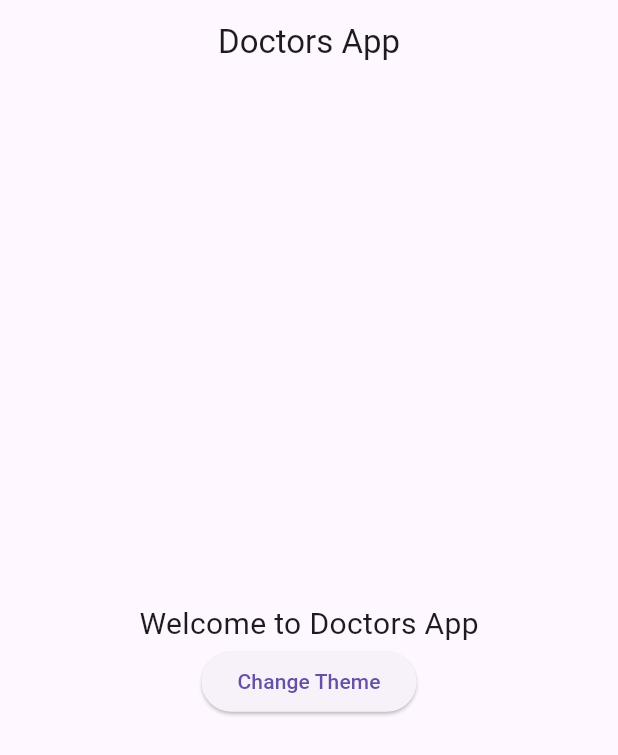
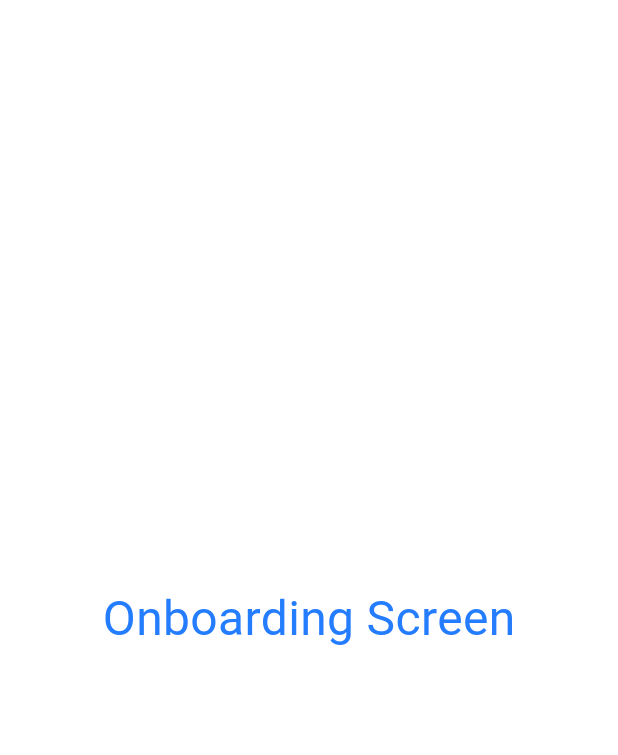
Before and after one commit to AhmedMaged1722/docdoc-app, a Flutter app: the screen it shows after launch, on a phone screen of 412 x 824 dp. Shown: the top 755 px of the screen. Run offline on Flutter 3.47's test engine with Material 3 defaults, Android fonts, the phone set to English and light mode, and no system bars; our stand-ins replace flutter_screenutil.

Commit message:
routes and onboarding screen

```diff
--- a/lib/Screens/home_page.dart
+++ /dev/null
@@ -1,46 +0,0 @@
-import 'package:flutter/material.dart';
-
-class HomePage extends StatelessWidget {
-  const HomePage({super.key});
-
-  @override
-  Widget build(BuildContext context) {
-    bool themeChange = false;
-    return Scaffold(
-      appBar: AppBar(
-        title: const Text('Doctors App'),
-        centerTitle: true,
-      ),
-      body: Center(
-        child: Column(
-          mainAxisAlignment: MainAxisAlignment.center,
-          children: <Widget>[
-            const Text(
-              'Welcome to Doctors App',
-              style: TextStyle(fontSize: 20),
-            ),
-            ElevatedButton(
-              onPressed: () {
-                themeChange = !themeChange;
-                if (themeChange) {
-                  ScaffoldMessenger.of(context).showSnackBar(
-                    const SnackBar(
-                      content: Text('Dark Theme Enabled'),
-                    ),
-                  );
-                } else {
-                  ScaffoldMessenger.of(context).showSnackBar(
-                    const SnackBar(
-                      content: Text('Light Theme Enabled'),
-                    ),
-                  );
-                }
-              },
-              child: const Text('Change Theme'),
-            ),
-          ],
-        ),
-      ),
-    );
-  }
-}
--- /dev/null
+++ b/lib/core/routing/routes.dart
@@ -0,0 +1,4 @@
+class Routes {
+  static const String onboarding = '/onboarding';
+  static const String loginScreen = '/login';
+}
--- /dev/null
+++ b/lib/core/theming/colors.dart
@@ -0,0 +1,5 @@
+import 'package:flutter/material.dart';
+
+const mainBlue = Color(0xFF247CFF);
+const grey = Color(0xFF757575);
+const white = Color(0xFFFFFFFF);
--- /dev/null
+++ b/lib/doc_app.dart
@@ -0,0 +1,27 @@
+import 'package:doctor/core/routing/app_router.dart';
+import 'package:doctor/core/theming/colors.dart';
+import 'package:doctor/features/onboarding/onboarding_screen.dart';
+import 'package:flutter/material.dart';
+import 'package:flutter_screenutil/flutter_screenutil.dart';
+
+class DocApp extends StatelessWidget {
+  const DocApp({super.key, required this.appRouter});
+  final AppRouter appRouter;
+
+  @override
+  Widget build(BuildContext context) {
+    return ScreenUtilInit(
+      minTextAdapt: true,
+      designSize: const Size(375, 812),
+      child: MaterialApp(
+        theme: ThemeData(
+          primaryColor: mainBlue,
+          scaffoldBackgroundColor: white,
+        ),
+        debugShowCheckedModeBanner: false,
+        onGenerateRoute: appRouter.generateRoute,
+        home: const OnboardingScreen(),
+      ),
+    );
+  }
+}
--- /dev/null
+++ b/lib/features/onboarding/onboarding_screen.dart
@@ -0,0 +1,21 @@
+import 'package:doctor/core/theming/colors.dart';
+import 'package:flutter/material.dart';
+
+class OnboardingScreen extends StatelessWidget {
+  const OnboardingScreen({super.key});
+
+  @override
+  Widget build(BuildContext context) {
+    return const Scaffold(
+      body: Center(
+        child: Text(
+          'Onboarding Screen',
+          style: TextStyle(
+            color: mainBlue,
+            fontSize: 32,
+          ),
+        ),
+      ),
+    );
+  }
+}
--- a/lib/main.dart
+++ b/lib/main.dart
@@ -1,19 +1,9 @@
-import 'package:doctor/Screens/home_page.dart';
+import 'package:doctor/core/routing/app_router.dart';
+import 'package:doctor/doc_app.dart';
 import 'package:flutter/material.dart';
 
 void main() {
-  runApp(const DoctorsApp());
+  runApp(DocApp(
+    appRouter: AppRouter(),
+  ));
 }
-
-class DoctorsApp extends StatelessWidget {
-  const DoctorsApp({super.key});
-
-  // This widget is the root of your application.
-  @override
-  Widget build(BuildContext context) {
-    return const MaterialApp(
-      debugShowCheckedModeBanner: false,
-      home: HomePage(),
-    );
-  }
-}
--- a/pubspec.yaml
+++ b/pubspec.yaml
@@ -47,6 +47,8 @@ dependencies:
   easy_localization: ^3.0.7
   intl: ^0.19.0
   flutter_native_splash: ^2.4.1
+  flutter_svg: ^2.0.10+1
+  flutter_screenutil: ^5.9.3
 
   # The following adds the Cupertino Icons font to your application.
   # Use with the CupertinoIcons class for iOS style icons.
```
Also changed, not shown: lib/core/routing/app_router.dart (added, +23 -0 lines), lib/features/login/ui/login_screen.dart (added, +14 -0 lines), pubspec.lock, 1 other file.
